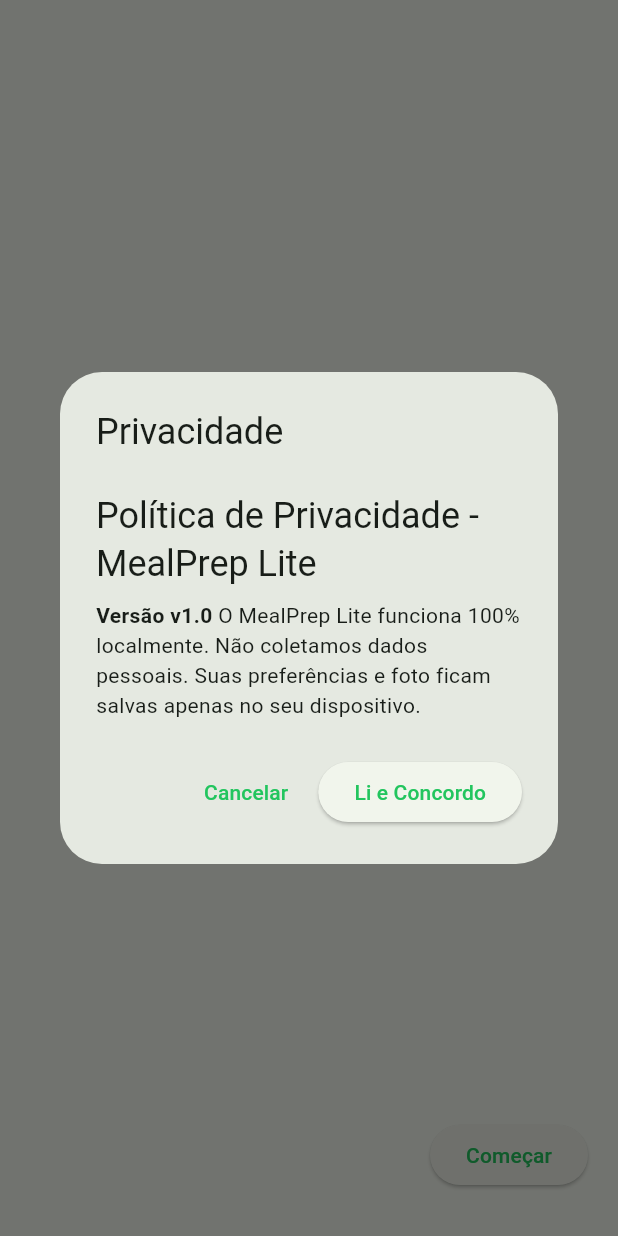
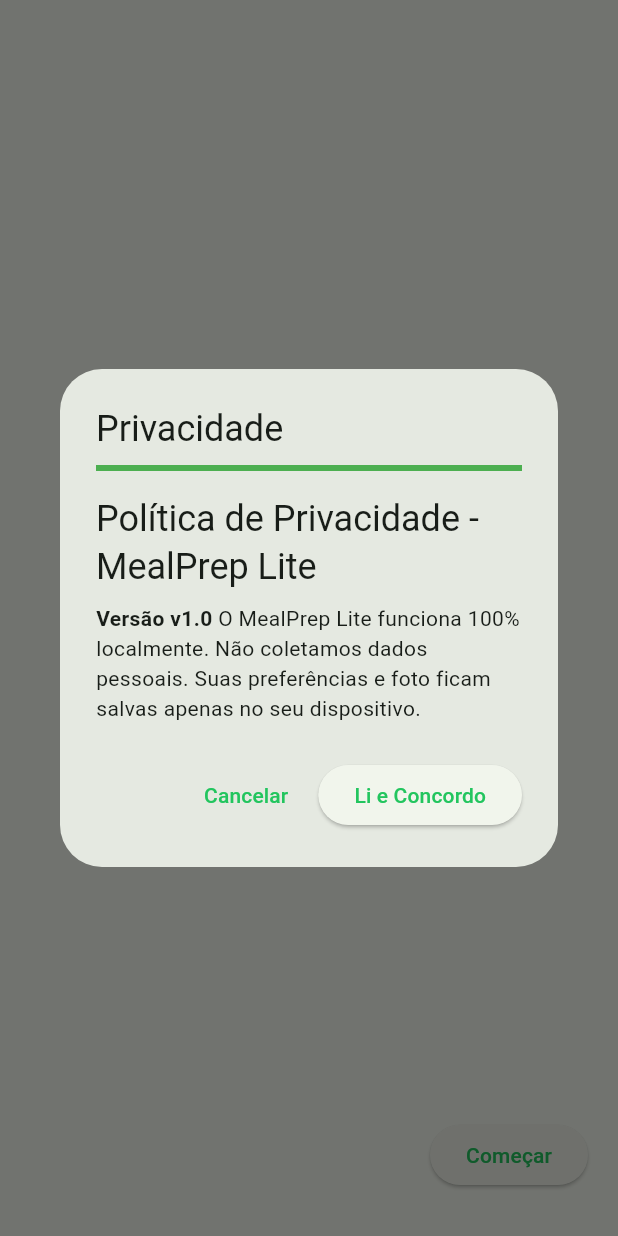
Before and after one commit to laurinja/mealprep_lite, a Flutter app: the screen it shows after launch, after a tap on "Próximo", after a tap on "Ler Política de Privacidade", on a phone screen of 412 x 824 dp. Run offline on Flutter 3.47's test engine with Material 3 defaults, Android fonts, the phone set to English and light mode, and no system bars; drawn by our look-alikes of flutter_markdown; our stand-ins replace flutter_image_compress, image_picker, shared_preferences.

Commit message:
Update policy_dialog.dart

```diff
--- a/lib/widgets/policy_dialog.dart
+++ b/lib/widgets/policy_dialog.dart
@@ -15,6 +15,7 @@
 class _PolicyDialogState extends State<PolicyDialog> {
   final ScrollController _scrollController = ScrollController();
   bool _reachedEnd = false;
+  double _readingProgress = 0.0;
 
   @override
   void initState() {
@@ -23,14 +24,25 @@
     WidgetsBinding.instance.addPostFrameCallback((_) {
       if (_scrollController.hasClients &&
           _scrollController.position.maxScrollExtent == 0) {
-        setState(() => _reachedEnd = true);
+        setState(() {
+          _reachedEnd = true;
+          _readingProgress = 1.0;
+        });
       }
     });
   }
 
   void _onScroll() {
-    if (!_reachedEnd &&
-        _scrollController.offset >= _scrollController.position.maxScrollExtent - 20) {
+    if (!_scrollController.hasClients) return;
+
+    final maxScroll = _scrollController.position.maxScrollExtent;
+    final currentScroll = _scrollController.offset;
+
+    setState(() {
+      _readingProgress = (currentScroll / maxScroll).clamp(0.0, 1.0);
+    });
+
+    if (!_reachedEnd && currentScroll >= maxScroll - 20) {
       setState(() => _reachedEnd = true);
     }
   }
@@ -44,22 +56,25 @@
   @override
   Widget build(BuildContext context) {
     return AlertDialog(
-      title: Text(widget.title),
-      content: Column(
-        mainAxisSize: MainAxisSize.min,
+      title: Column(
+        crossAxisAlignment: CrossAxisAlignment.start,
         children: [
-          if (!_reachedEnd)
+          Text(widget.title),
+          const SizedBox(height: 8),
           LinearProgressIndicator(
-              color: Theme.of(context).colorScheme.primary,
-              backgroundColor: Colors.grey[300],
+            value: _readingProgress,
+            backgroundColor: Colors.grey[200],
+            valueColor: AlwaysStoppedAnimation<Color>(
+              _reachedEnd ? Colors.green : Theme.of(context).primaryColor,
             ),
-          const SizedBox(height: 8),
-          Flexible(
-            child: SizedBox(
+          ),
+        ],
+      ),
+      content: SizedBox(
         width: double.maxFinite,
         child: Scrollbar(
+          thumbVisibility: true,
           controller: _scrollController,
-                thumbVisibility: true,
           child: SingleChildScrollView(
             controller: _scrollController,
             child: MarkdownBody(
@@ -70,9 +85,6 @@
             ),
           ),
         ),
-            ),
-          ),
-        ],
       ),
       actions: [
         TextButton(
```
Lines whose indentation alone changed are shown as unchanged.
